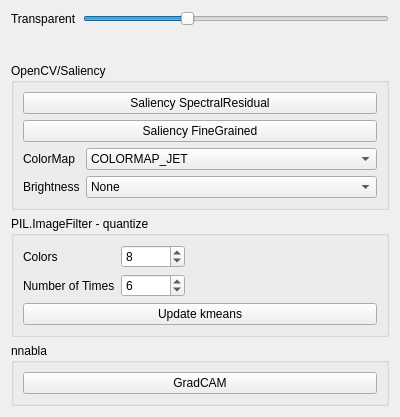
Above: src/ui/frm_check.ui from MizunagiKB/ilwork before the change. Below: the same form after it.
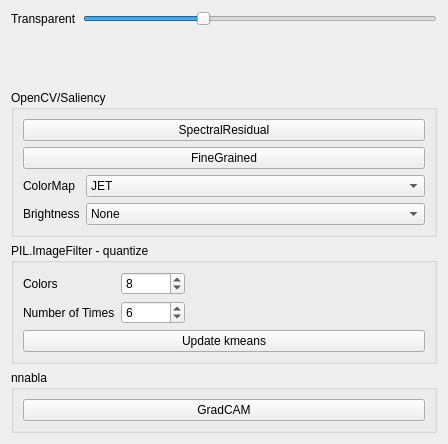
That is the form after the change. Icons and pictures are not drawn.

What changed in the file:
```diff
--- a/src/ui/frm_check.ui
+++ b/src/ui/frm_check.ui
@@ -6,10 +6,16 @@
    <rect>
     <x>0</x>
     <y>0</y>
-    <width>400</width>
-    <height>417</height>
+    <width>448</width>
+    <height>444</height>
    </rect>
   </property>
+  <property name="minimumSize">
+   <size>
+    <width>0</width>
+    <height>0</height>
+   </size>
+  </property>
   <property name="windowTitle">
    <string>check</string>
   </property>
@@ -68,14 +74,14 @@
       <item>
        <widget class="QPushButton" name="push_saliency_sr">
         <property name="text">
-         <string>Saliency SpectralResidual</string>
+         <string>SpectralResidual</string>
         </property>
        </widget>
       </item>
       <item>
        <widget class="QPushButton" name="push_saliency_fg">
         <property name="text">
-         <string>Saliency FineGrained</string>
+         <string>FineGrained</string>
         </property>
        </widget>
       </item>
@@ -119,7 +125,7 @@
           </item>
           <item>
            <property name="text">
-            <string>COLORMAP_JET</string>
+            <string>JET</string>
            </property>
            <property name="icon">
             <iconset resource="../resource.qrc">
```
Left out of the diff: 47 changed lines with no effect on the pictures.
